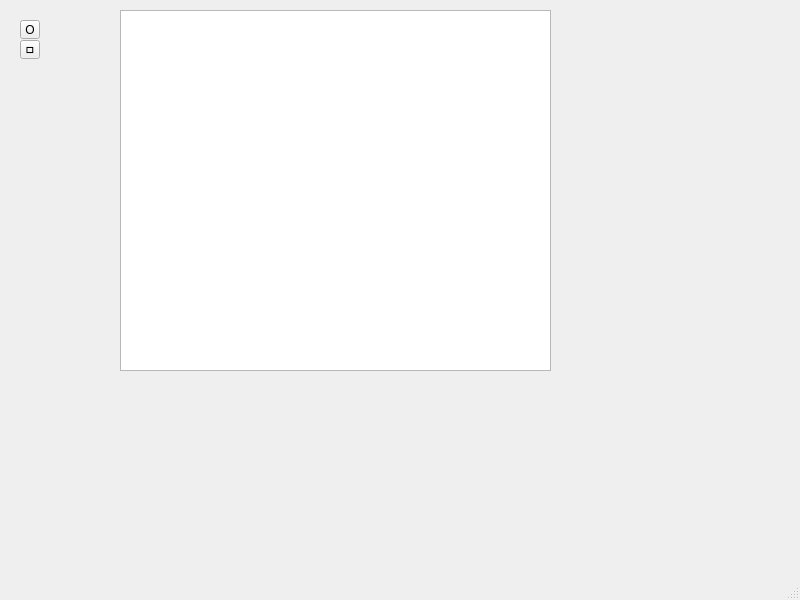
The window that LastProject/Shape/mainwindow.ui (chelly1995/QPainterProject) describes before a commit, drawn with Qt 5.
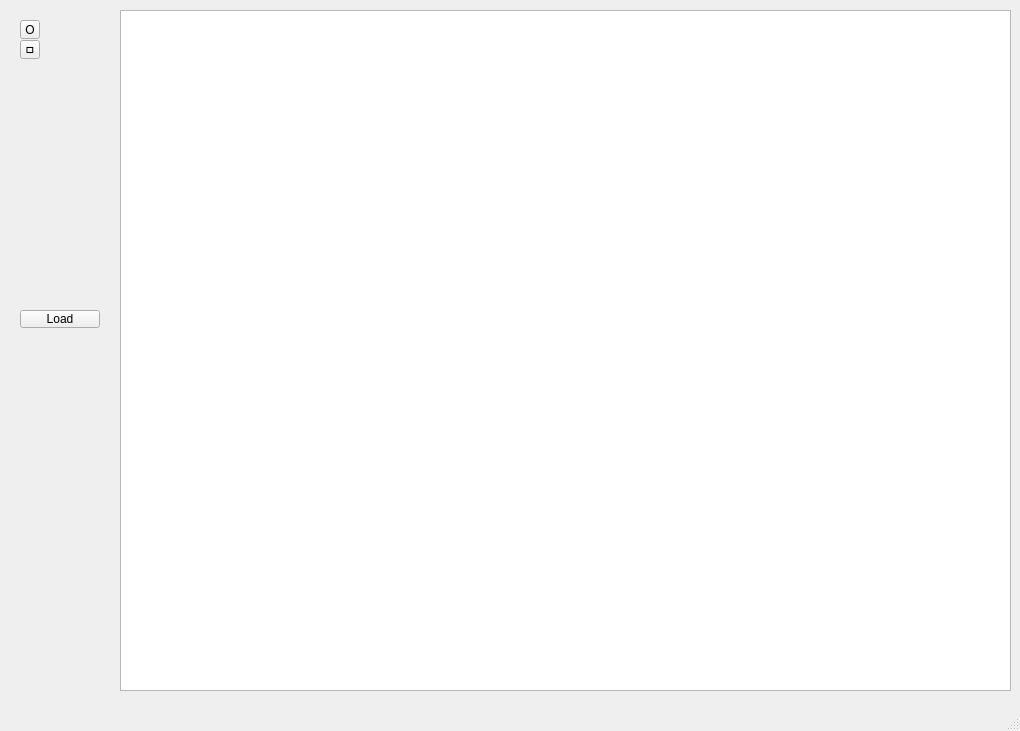
The same window after the commit.

What changed in the file:
```diff
--- a/LastProject/Shape/mainwindow.ui
+++ b/LastProject/Shape/mainwindow.ui
@@ -6,8 +6,8 @@
    <rect>
     <x>0</x>
     <y>0</y>
-    <width>800</width>
-    <height>600</height>
+    <width>1020</width>
+    <height>731</height>
    </rect>
   </property>
   <property name="windowTitle">
@@ -19,8 +19,8 @@
      <rect>
       <x>120</x>
       <y>10</y>
-      <width>431</width>
-      <height>361</height>
+      <width>891</width>
+      <height>681</height>
      </rect>
     </property>
    </widget>
@@ -50,6 +50,19 @@
      <string>ㅁ</string>
     </property>
    </widget>
+   <widget class="QPushButton" name="LoadButton">
+    <property name="geometry">
+     <rect>
+      <x>20</x>
+      <y>310</y>
+      <width>80</width>
+      <height>18</height>
+     </rect>
+    </property>
+    <property name="text">
+     <string>Load</string>
+    </property>
+   </widget>
   </widget>
   <widget class="QMenuBar" name="menubar">
    <property name="geometry">
```
Left out of the diff: 2 changed lines with no effect on the pictures.
